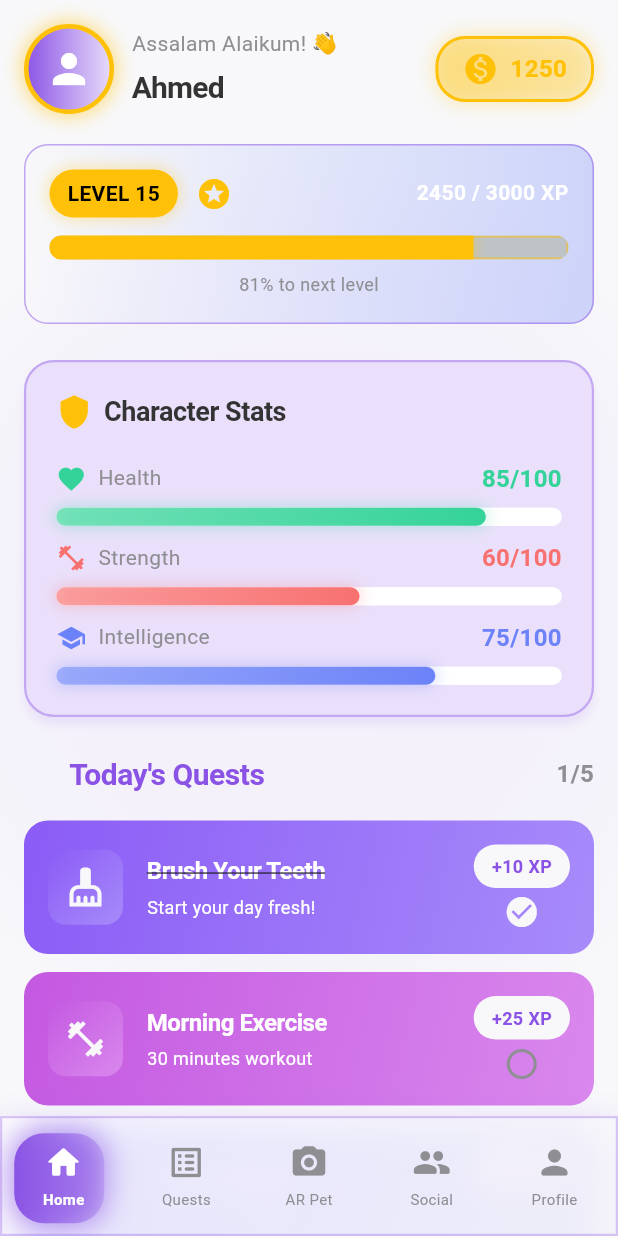
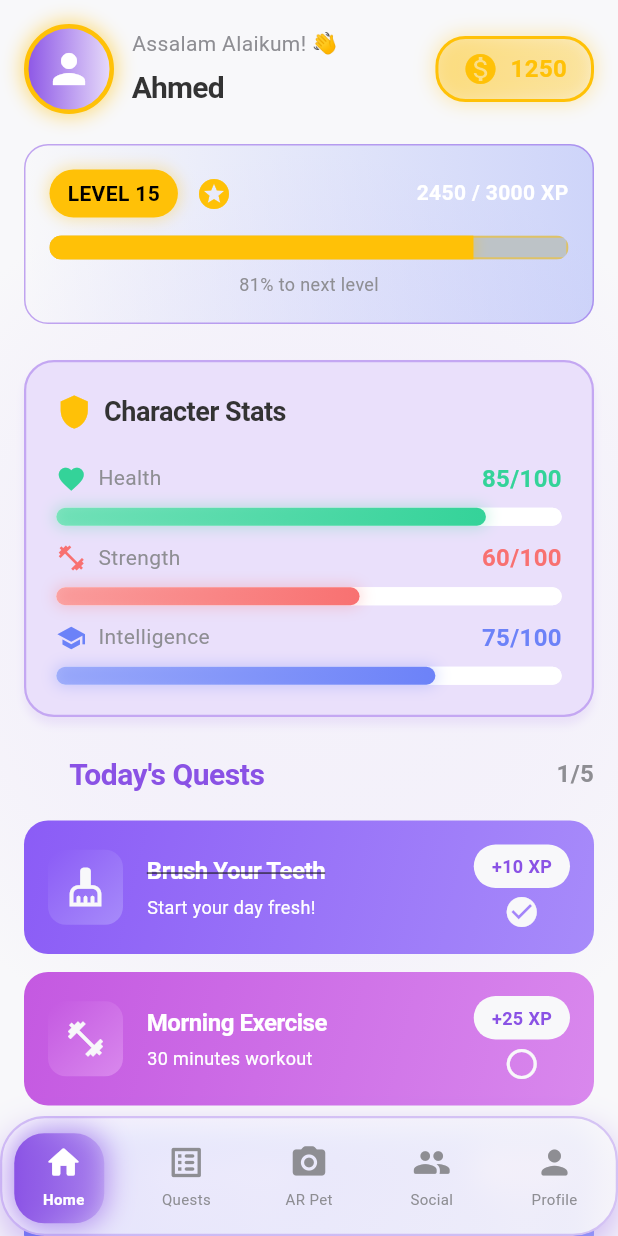
Before and after one commit to Mehreen-siddique/Real_Life_RPG_Overlay, a Flutter app: the screen it shows after launch, on a phone screen of 412 x 824 dp. Run offline on Flutter 3.47's test engine with Material 3 defaults, Android fonts, the phone set to English and light mode, and no system bars; accounts and stored records are empty.

Commit message:
Change the color of uncheck radio button in the quest card file and in the nav bar file change the nav bar to rounded.

```diff
--- a/lib/Widgets/BottomBar.dart
+++ b/lib/Widgets/BottomBar.dart
@@ -42,7 +42,7 @@ class _RPGBottomNavBarState extends State<RPGBottomNavBar>
     return Container(
       height: 80,
       decoration: BoxDecoration(
-        // borderRadius: BorderRadius.circular(30),
+        borderRadius: BorderRadius.circular(30),
         boxShadow: [
           BoxShadow(
             color: AppColors.primaryPurple.withOpacity(0.4),
@@ -52,7 +52,7 @@ class _RPGBottomNavBarState extends State<RPGBottomNavBar>
         ],
       ),
       child: ClipRRect(
-        // borderRadius: BorderRadius.circular(30),
+        borderRadius: BorderRadius.circular(30),
         child: BackdropFilter(
           filter: ImageFilter.blur(sigmaX: 10, sigmaY: 10),
           child: Container(
@@ -69,7 +69,7 @@ class _RPGBottomNavBarState extends State<RPGBottomNavBar>
                 color: AppColors.primaryPurple.withOpacity(0.3),
                 width: 1.5,
               ),
-              // borderRadius: BorderRadius.circular(30),
+              borderRadius: BorderRadius.circular(30),
             ),
             child: Stack(
               children: [
--- a/lib/Widgets/quest_card.dart
+++ b/lib/Widgets/quest_card.dart
@@ -111,7 +111,7 @@ class QuestCard extends StatelessWidget {
                     else
                       const Icon(
                         Icons.radio_button_unchecked,
-                        color: AppColors.textGray,
+                        color: AppColors.lightBackground,
                         size: 24,
                       ),
                   ],
```
